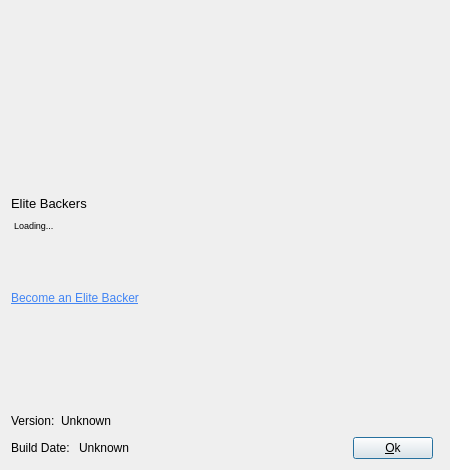
Old version of the form src/gui/src/AboutDialogBase.ui in the repository deskflow/deskflow.
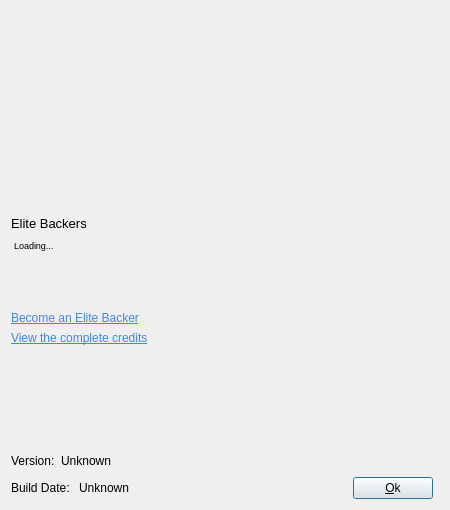
New version of the form. Icons and pictures are not drawn.

Commit message: Add link to the credits page

The edit to the form file:
```diff
--- a/src/gui/src/AboutDialogBase.ui
+++ b/src/gui/src/AboutDialogBase.ui
@@ -13,7 +13,7 @@
     <x>0</x>
     <y>0</y>
     <width>450</width>
-    <height>470</height>
+    <height>510</height>
    </rect>
   </property>
   <property name="sizePolicy">
@@ -25,13 +25,13 @@
   <property name="minimumSize">
    <size>
     <width>450</width>
-    <height>300</height>
+    <height>510</height>
    </size>
   </property>
   <property name="maximumSize">
    <size>
     <width>450</width>
-    <height>470</height>
+    <height>510</height>
    </size>
   </property>
   <property name="windowTitle">
@@ -41,64 +41,7 @@
    <bool>true</bool>
   </property>
   <layout class="QGridLayout">
-   <item row="2" column="1" colspan="2">
-    <widget class="QLabel" name="label_3">
-     <property name="sizePolicy">
-      <sizepolicy hsizetype="Preferred" vsizetype="Preferred">
-       <horstretch>0</horstretch>
-       <verstretch>0</verstretch>
-      </sizepolicy>
-     </property>
-     <property name="text">
-      <string/>
-     </property>
-     <property name="wordWrap">
-      <bool>true</bool>
-     </property>
-     <property name="margin">
-      <number>1</number>
-     </property>
-    </widget>
-   </item>
-   <item row="10" column="1">
-    <layout class="QHBoxLayout" name="horizontalLayout_2">
-     <item>
-      <widget class="QLabel" name="label_5">
-       <property name="text">
-        <string>Build Date: </string>
-       </property>
-      </widget>
-     </item>
-     <item>
-      <widget class="QLabel" name="m_pLabelBuildDate">
-       <property name="text">
-        <string>Unknown</string>
-       </property>
-      </widget>
-     </item>
-     <item>
-      <spacer name="horizontalSpacer_2">
-       <property name="orientation">
-        <enum>Qt::Horizontal</enum>
-       </property>
-       <property name="sizeHint" stdset="0">
-        <size>
-         <width>40</width>
-         <height>20</height>
-        </size>
-       </property>
-      </spacer>
-     </item>
-     <item>
-      <widget class="QPushButton" name="buttonOk">
-       <property name="text">
-        <string>&amp;Ok</string>
-       </property>
-      </widget>
-     </item>
-    </layout>
-   </item>
-   <item row="9" column="1" colspan="2">
+   <item row="10" column="1" colspan="2">
     <layout class="QHBoxLayout" name="horizontalLayout">
      <item>
       <widget class="QLabel" name="label">
@@ -252,6 +195,133 @@
      </widget>
     </widget>
    </item>
+   <item row="0" column="1">
+    <widget class="QLabel" name="label_Logo">
+     <property name="sizePolicy">
+      <sizepolicy hsizetype="Preferred" vsizetype="Preferred">
+       <horstretch>0</horstretch>
+       <verstretch>0</verstretch>
+      </sizepolicy>
+     </property>
+     <property name="maximumSize">
+      <size>
+       <width>200</width>
+       <height>50</height>
+      </size>
+     </property>
+     <property name="text">
+      <string notr="true"/>
+     </property>
+     <property name="pixmap">
+      <pixmap resource="../res/Synergy.qrc">:/res/image/about.png</pixmap>
+     </property>
+     <property name="scaledContents">
+      <bool>true</bool>
+     </property>
+     <property name="margin">
+      <number>0</number>
+     </property>
+    </widget>
+   </item>
+   <item row="8" column="1" colspan="2">
+    <spacer>
+     <property name="orientation">
+      <enum>Qt::Vertical</enum>
+     </property>
+     <property name="sizeType">
+      <enum>QSizePolicy::Preferred</enum>
+     </property>
+     <property name="sizeHint" stdset="0">
+      <size>
+       <width>20</width>
+       <height>100</height>
+      </size>
+     </property>
+    </spacer>
+   </item>
+   <item row="1" column="1" colspan="2">
+    <spacer name="spacer">
+     <property name="orientation">
+      <enum>Qt::Vertical</enum>
+     </property>
+     <property name="sizeType">
+      <enum>QSizePolicy::Fixed</enum>
+     </property>
+     <property name="sizeHint" stdset="0">
+      <size>
+       <width>20</width>
+       <height>5</height>
+      </size>
+     </property>
+    </spacer>
+   </item>
+   <item row="6" column="1">
+    <widget class="QLabel" name="labelEliteBackerLink">
+     <property name="text">
+      <string>&lt;a href=&quot;https://symless.com/synergy/account-status&quot; style=&quot;color: #4285F4;&quot;&gt;Become an Elite Backer&lt;/a&gt;</string>
+     </property>
+     <property name="openExternalLinks">
+      <bool>true</bool>
+     </property>
+    </widget>
+   </item>
+   <item row="11" column="1">
+    <layout class="QHBoxLayout" name="horizontalLayout_2">
+     <item>
+      <widget class="QLabel" name="label_5">
+       <property name="text">
+        <string>Build Date: </string>
+       </property>
+      </widget>
+     </item>
+     <item>
+      <widget class="QLabel" name="m_pLabelBuildDate">
+       <property name="text">
+        <string>Unknown</string>
+       </property>
+      </widget>
+     </item>
+     <item>
+      <spacer name="horizontalSpacer_2">
+       <property name="orientation">
+        <enum>Qt::Horizontal</enum>
+       </property>
+       <property name="sizeHint" stdset="0">
+        <size>
+         <width>40</width>
+         <height>20</height>
+        </size>
+       </property>
+      </spacer>
+     </item>
+     <item>
+      <widget class="QPushButton" name="buttonOk">
+       <property name="text">
+        <string>&amp;Ok</string>
+       </property>
+      </widget>
+     </item>
+    </layout>
+   </item>
+   <item row="2" column="1" colspan="2">
+    <widget class="QLabel" name="label_3">
+     <property name="sizePolicy">
+      <sizepolicy hsizetype="Preferred" vsizetype="Preferred">
+       <horstretch>0</horstretch>
+       <verstretch>0</verstretch>
+      </sizepolicy>
+     </property>
+     <property name="text">
+      <string/>
+     </property>
+     <property name="wordWrap">
+      <bool>true</bool>
+     </property>
+     <property name="margin">
+      <number>1</number>
+     </property>
+    </widget>
+   </item>
    <item row="4" column="1">
     <widget class="QLabel" name="labelEliteBackers">
      <property name="font">
@@ -281,26 +351,10 @@
      </property>
     </spacer>
    </item>
-   <item row="7" column="1" colspan="2">
-    <spacer>
-     <property name="orientation">
-      <enum>Qt::Vertical</enum>
-     </property>
-     <property name="sizeType">
-      <enum>QSizePolicy::Preferred</enum>
-     </property>
-     <property name="sizeHint" stdset="0">
-      <size>
-       <width>20</width>
-       <height>100</height>
-      </size>
-     </property>
-    </spacer>
-   </item>
-   <item row="6" column="1">
-    <widget class="QLabel" name="labelEliteBackerLink">
+   <item row="7" column="1">
+    <widget class="QLabel" name="labelCreditsLink">
      <property name="text">
-      <string>&lt;a href=&quot;https://staging.symless.com/synergy/account-status&quot; style=&quot;color: #4285F4;&quot;&gt;Become an Elite Backer&lt;/a&gt;</string>
+      <string notr="true">&lt;a href=&quot;https://symless.com/synergy/credits&quot; style=&quot;color: #4285F4;&quot;&gt;View the complete credits&lt;/a&gt;</string>
      </property>
      <property name="openExternalLinks">
       <bool>true</bool>
```
Left out of the diff: 50 changed lines with no effect on the pictures.
